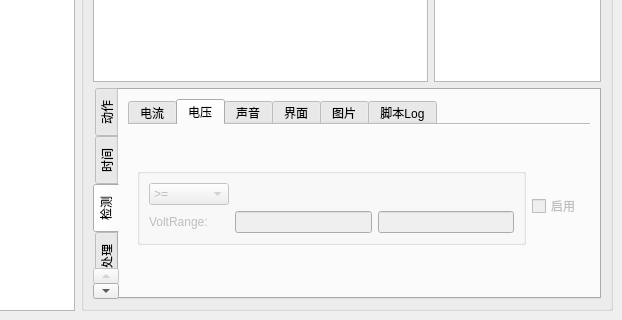
First picture: the form in SubWidget/deftheunit.ui, repository RoadRover-AutoTest/QtDemo, before the edit; both pictures show x 169 to 791 and y 401 to 721 of the 791 by 721 pixel window.
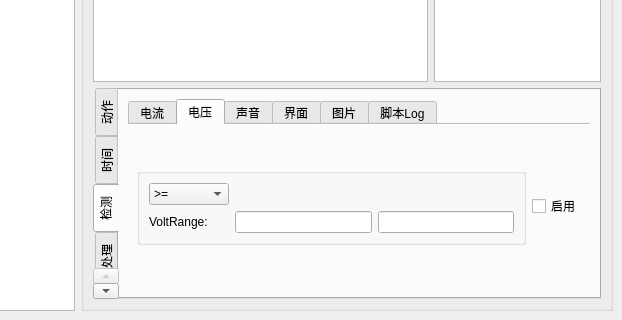
Second picture: the form after the edit. The open tabs and pages were chosen to show the change. Icons and pictures are not drawn. Custom widgets are drawn as their Qt base class.

```diff
--- a/SubWidget/deftheunit.ui
+++ b/SubWidget/deftheunit.ui
@@ -440,15 +440,15 @@
                 </layout>
                </widget>
                <widget class="QWidget" name="tabVolt">
-                <property name="enabled">
-                 <bool>false</bool>
-                </property>
                 <attribute name="title">
                  <string>电压</string>
                 </attribute>
                 <layout class="QGridLayout" name="gridLayout_13">
                  <item row="0" column="0">
                   <widget class="QGroupBox" name="groupBox_vol">
+                   <property name="enabled">
+                    <bool>true</bool>
+                   </property>
                    <property name="title">
                     <string/>
                    </property>
```
Left out of the diff: 25 changed lines with no effect on the pictures.
